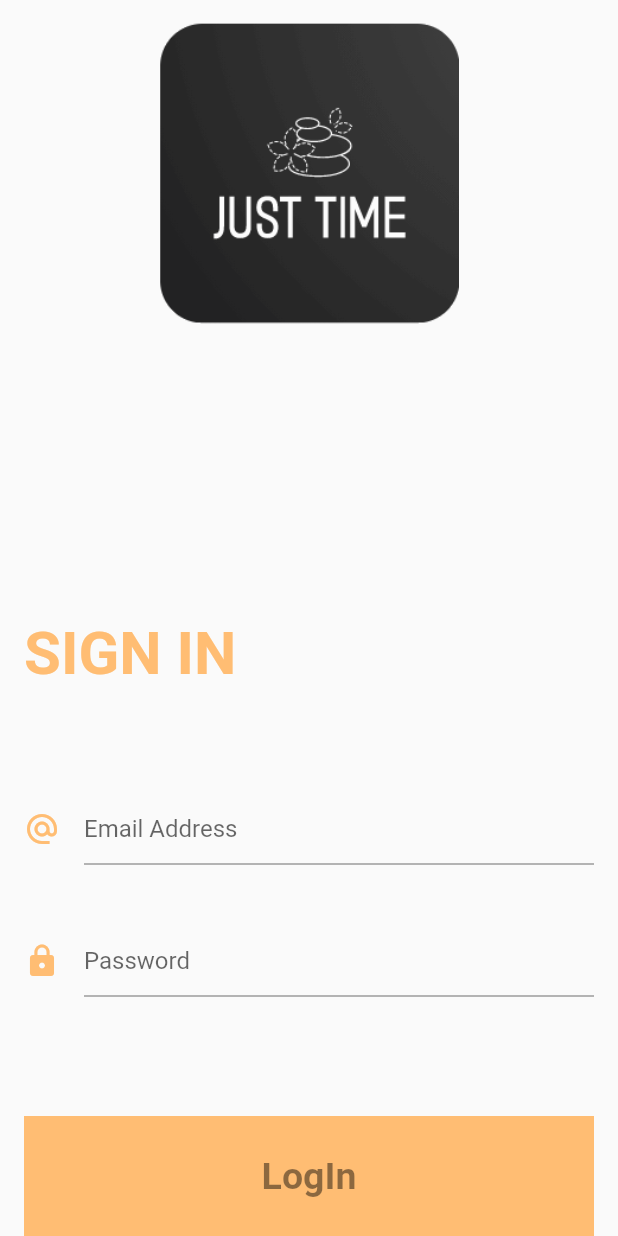
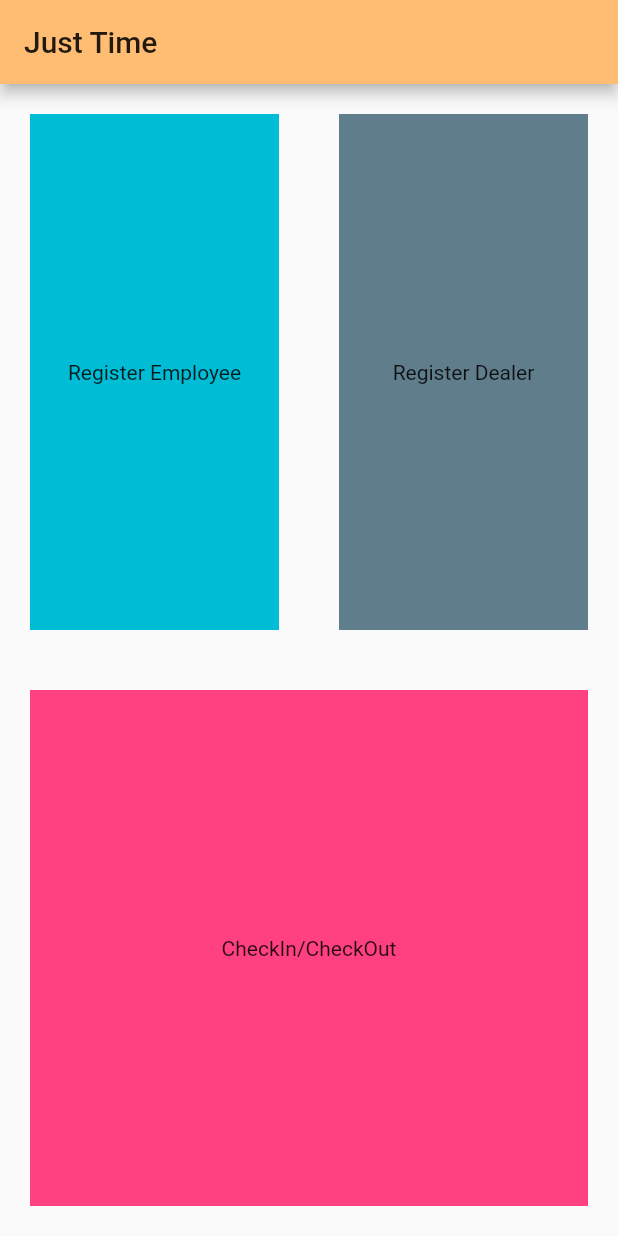
Before and after one commit to tanmaydewan/jt, a Flutter app: the screen it shows after launch, on a phone screen of 412 x 824 dp. Run offline on Flutter 3.47's test engine with Material 2 defaults, Android fonts, the light colour scheme and no system bars; our stand-ins replace google_maps_flutter, parse_server_sdk_flutter.

Commit message:
option Screen

```diff
--- a/lib/login.dart
+++ b/lib/login.dart
@@ -1,5 +1,6 @@
 import 'package:flutter/material.dart';
 import 'package:just_in_time/screens/home.dart';
+import 'package:just_in_time/screens/options.dart';
 import 'package:parse_server_sdk_flutter/parse_server_sdk.dart';
 
 // ignore: must_be_immutable
@@ -208,7 +209,7 @@ class LogInScreen extends StatelessWidget {
 
   void _navigateToNextScreen(BuildContext context) {
     Navigator.of(context)
-        .push(MaterialPageRoute(builder: (context) => HomeScreen()));
+        .push(MaterialPageRoute(builder: (context) =>Options()));
   }
 }
 
--- a/lib/main.dart
+++ b/lib/main.dart
@@ -1,5 +1,6 @@
 import 'package:flutter/material.dart';
 import 'package:just_in_time/login.dart';
+import 'package:just_in_time/screens/options.dart';
 import 'package:parse_server_sdk_flutter/parse_server_sdk.dart';
 
 const kBackgroundColor = Color(0xFF202020);
@@ -26,7 +27,7 @@ class MyApp extends StatelessWidget {
       theme: ThemeData(
         primaryColor: kPrimaryColor,
       ),
-      home: LogInScreen(),
+      home: Options(),
     );
   }
 }
--- /dev/null
+++ b/lib/screens/ReuseOptionTile.dart
@@ -0,0 +1,20 @@
+import 'package:flutter/material.dart';
+
+class OptionTile extends StatelessWidget {
+  OptionTile({required this.name, required this.colour  });
+  final String name;
+  final Color colour;
+
+
+  @override
+  Widget build(BuildContext context) {
+     return Expanded(
+       child:
+       Container(
+      margin: EdgeInsets.all(20),
+      child: Center(child: Text(name)),
+      color: colour,
+       ),
+       );
+  }
+}
--- /dev/null
+++ b/lib/screens/options.dart
@@ -0,0 +1,31 @@
+import 'package:flutter/material.dart';
+import 'package:just_in_time/screens/ReuseOptionTile.dart';
+
+class Options extends StatelessWidget {
+
+
+  @override
+  Widget build(BuildContext context) {
+    return Scaffold(
+      appBar: AppBar(title: Text("Just Time"),),
+      body: Column(
+        children: [
+          Expanded(
+            child: Row(
+              crossAxisAlignment: CrossAxisAlignment.stretch,
+              children: [
+                OptionTile(name: "Register Employee", colour: Colors.cyan,
+
+                ),
+                OptionTile(name: "Register Dealer", colour: Colors.blueGrey,
+                ),              ],
+            ),
+          ),
+          OptionTile(name: "CheckIn/CheckOut", colour: Colors.pinkAccent,
+                            ),
+        ],
+
+      ),
+    );
+  }
+}
```
